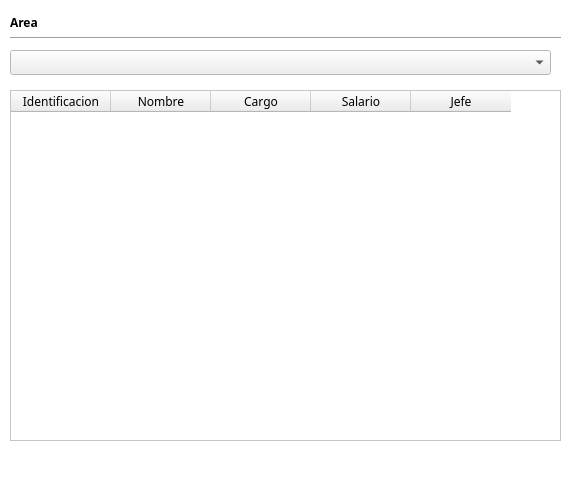
First picture: the form in gui/administrador/uis/WidgetEmpleadosPorArea.ui, repository BryanTabarez/ProyectoBD, before the edit.
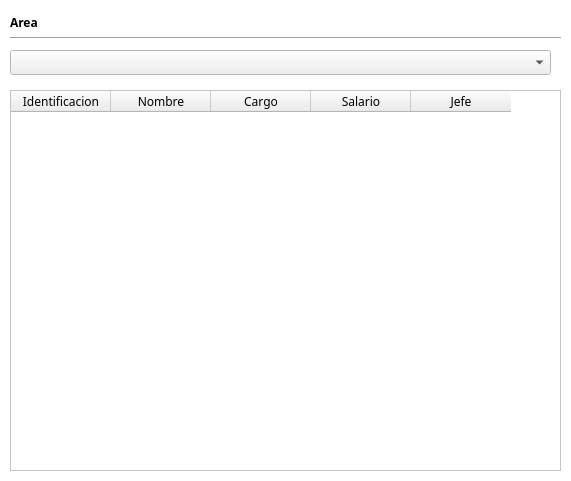
Second picture: the form after the edit.

Diff of the .ui file:
```diff
--- a/gui/administrador/uis/WidgetEmpleadosPorArea.ui
+++ b/gui/administrador/uis/WidgetEmpleadosPorArea.ui
@@ -96,7 +96,7 @@
      <x>10</x>
      <y>90</y>
      <width>551</width>
-     <height>351</height>
+     <height>381</height>
     </rect>
    </property>
    <property name="font">
```
